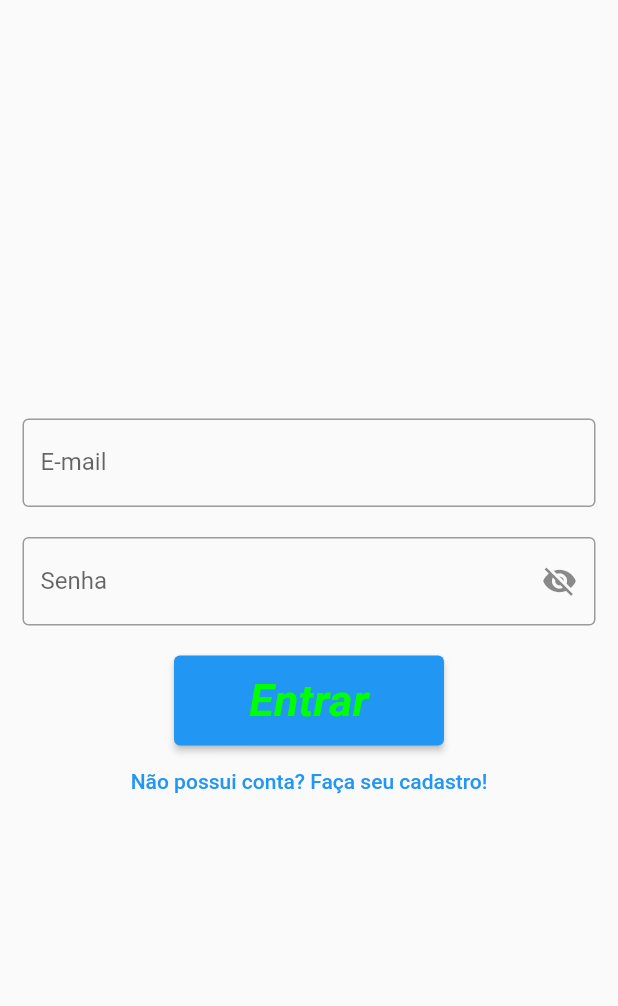
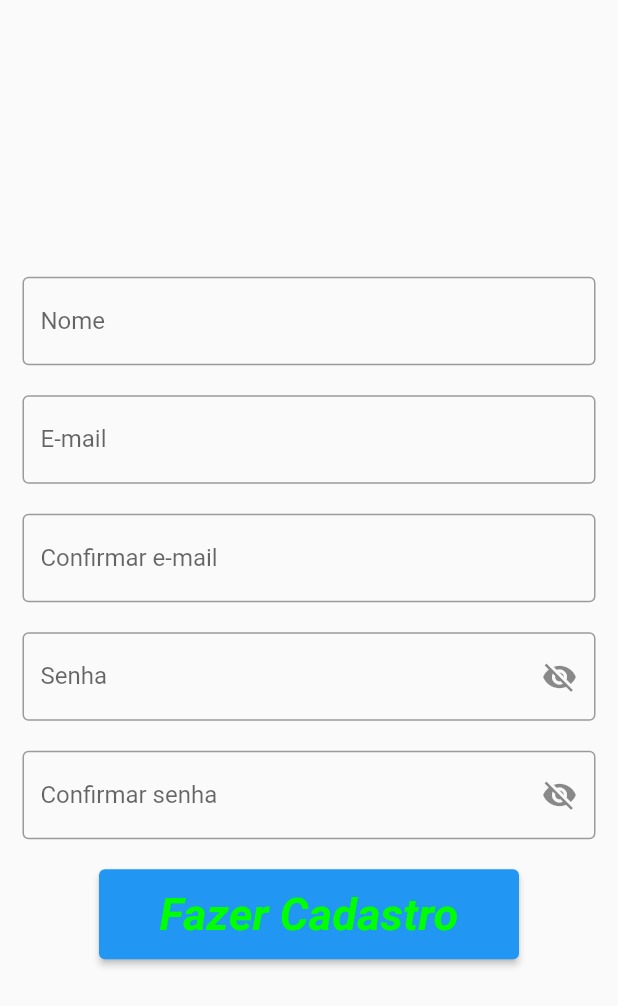
Before and after one commit to carlos-andrey/gerencia_de_concursos, a Flutter app: the screen it shows after launch, on a phone screen of 412 x 824 dp. Shown: the top 1006 px of the screen. Run offline on Flutter 3.47's test engine with Material 2 defaults, Android fonts, the phone set to English and light mode, and no system bars; our stand-ins replace syncfusion_flutter_charts.

Commit message:
Pagina de cadastro

```diff
--- a/lib/main.dart
+++ b/lib/main.dart
@@ -1,4 +1,5 @@
 import 'package:flutter/material.dart';
+import 'package:proseleta/pages/cadastro_page.dart';
 import 'package:proseleta/pages/editais_page.dart';
 import 'package:proseleta/pages/home_page.dart';
 import 'package:proseleta/pages/login_page.dart';
@@ -21,7 +22,7 @@ class MyApp extends StatelessWidget {
       theme: ThemeData(
         primarySwatch: Colors.blue,
       ),
-      home: const LoginPage(),
+      home: const CadastroPage(),
       debugShowCheckedModeBanner: false,
     );
   }
--- /dev/null
+++ b/lib/pages/cadastro_page.dart
@@ -0,0 +1,176 @@
+import 'package:flutter/material.dart';
+import 'package:flutter/src/widgets/container.dart';
+import 'package:flutter/src/widgets/framework.dart';
+import 'package:proseleta/pages/home_page.dart';
+
+import '../components/text_styles.dart';
+
+class CadastroPage extends StatefulWidget {
+  const CadastroPage({super.key});
+
+  @override
+  State<CadastroPage> createState() => _CadastroPageState();
+}
+
+class _CadastroPageState extends State<CadastroPage> {
+  var _showPassword = false;
+  final _formKey = GlobalKey<FormState>();
+  final _senhaController = TextEditingController();
+  final _confirmaSenhaController = TextEditingController();
+  final _emailController = TextEditingController();
+  final _confirmaEmailController = TextEditingController();
+  final _nomeController = TextEditingController();
+
+  @override
+  Widget build(BuildContext context) {
+    return Scaffold(
+      body: Center(
+        child: SingleChildScrollView(
+          padding: EdgeInsets.all(15),
+          child: Form(
+            key: _formKey,
+            child: Column(
+              children: [
+                TextFormField(
+                  controller: _nomeController,
+                  decoration: InputDecoration(
+                    border: OutlineInputBorder(),
+                    label: Text('Nome'),
+                    hintText: 'Fulado Sicrano Bragança',
+                  ),
+                  validator: (email){
+                    if(email == null || email.isEmpty){
+                      return 'Digite seu nome';
+                    }
+                    return null;
+                  },
+                ),
+                SizedBox(height: 20,),
+                TextFormField(
+                  controller: _emailController,
+                  decoration: InputDecoration(
+                    border: OutlineInputBorder(),
+                    label: Text('E-mail'),
+                    hintText: 'email@hotmail.com',
+                  ),
+                  validator: (email){
+                    if(email == null || email.isEmpty){
+                      return 'Digite seu e-mail';
+                    }
+                    return null;
+                  },
+                ),
+                SizedBox(height: 20,),
+                TextFormField(
+                  controller: _confirmaEmailController,
+                  decoration: InputDecoration(
+                    border: OutlineInputBorder(),
+                    label: Text('Confirmar e-mail'),
+                    hintText: 'email@hotmail.com',
+                  ),
+                  validator: (email1){
+                    if(email1 == null || email1.isEmpty){
+                      return 'Re-digite seu e-mail';
+                    }
+                    return null;
+                  },
+                ),
+                SizedBox(height: 20,),
+                TextFormField(
+                  obscureText: _showPassword ==false ? true : false,
+                  controller: _senhaController,
+                  decoration: InputDecoration(
+                    border: OutlineInputBorder(),
+                    label: Text('Senha'),
+                    hintText: 'Digite sua senha',
+                    suffixIcon: GestureDetector(
+                      child: Icon(_showPassword == false? Icons.visibility_off : Icons.visibility),
+                      onTap: () {
+                        setState(() {
+                          _showPassword = !_showPassword;
+                        });
+                      },
+                    ),
+                  ),
+                  validator: (senha){
+                    if(senha == null || senha.isEmpty){
+                      return 'Digite uma senha valida';
+                    } else if( senha.length < 3){
+                      return 'Senha muito curta';
+                    }
+                    return null;
+                  },
+                ),
+                SizedBox(height: 20,),
+                TextFormField(
+                  obscureText: _showPassword ==false ? true : false,
+                  controller: _confirmaSenhaController,
+                  decoration: InputDecoration(
+                    border: OutlineInputBorder(),
+                    label: Text('Confirmar senha'),
+                    hintText: 'Digite sua senha',
+                    suffixIcon: GestureDetector(
+                      child: Icon(_showPassword == false? Icons.visibility_off : Icons.visibility),
+                      onTap: () {
+                        setState(() {
+                          _showPassword = !_showPassword;
+                        });
+                      },
+                    ),
+                  ),
+                  validator: (senha){
+                    if(senha == null || senha.isEmpty){
+                      return 'Digite uma senha valida';
+                    } else if( senha.length < 3){
+                      return 'Senha muito curta';
+                    }
+                    return null;
+                  },
+                ),
+                SizedBox(height: 20,),
+                Container(
+                  height: 60,
+                  width: 280,
+                  child: ElevatedButton(
+                    child: CustomTitleText(data:'Fazer Cadastro'),
+                    onPressed:() {
+                      if(_formKey.currentState!.validate()){
+                        if(_emailController.text != _confirmaEmailController.text){
+                          final snackBar = SnackBar(
+                            content: Text('E-mails não coicidem'),
+                            action: SnackBarAction(
+                              label: 'Entendi',
+                              onPressed: (() {
+
+                              }),
+                            ),
+                          );
+                          ScaffoldMessenger.of(context).showSnackBar(snackBar);
+                        }else if(_senhaController.text != _confirmaSenhaController.text){
+                          final snackBar = SnackBar(
+                            content: Text('Senhas não coicidem'),
+                            action: SnackBarAction(
+                              label: 'Entendi',
+                              onPressed: (() {
+
+                              }),
+                            ),
+                          );
+                          ScaffoldMessenger.of(context).showSnackBar(snackBar);
+                        }else{
+                          Navigator.of(context).pushReplacement(
+                            MaterialPageRoute(builder: (context) => HomePage())
+                          );
+                        }
+                      }
+                    },
+                  ),
+                ),
+              ],
+            ),
+          ),
+        ),
+      ),
+    );
+  }
+}
```
Also changed, not shown: lib/pages/login_page.dart (+19 -5 lines).
